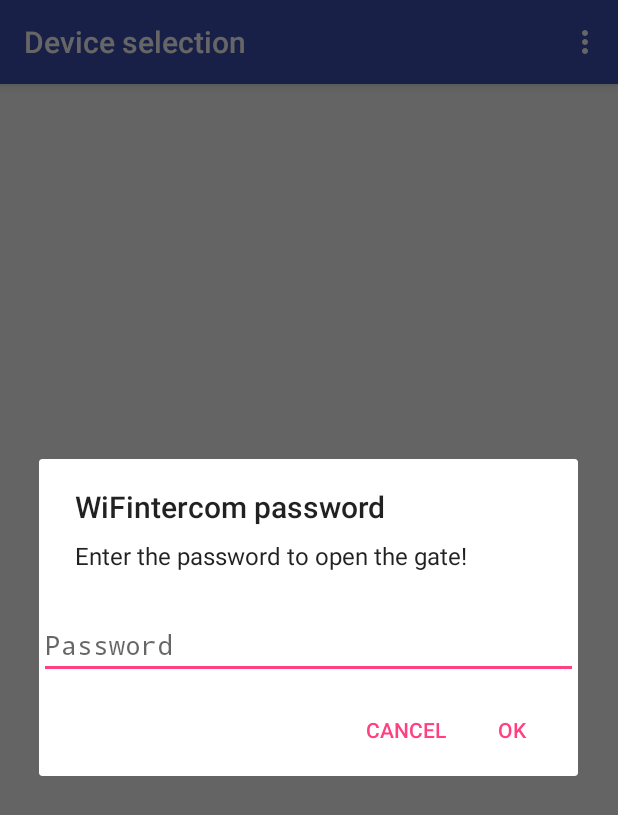
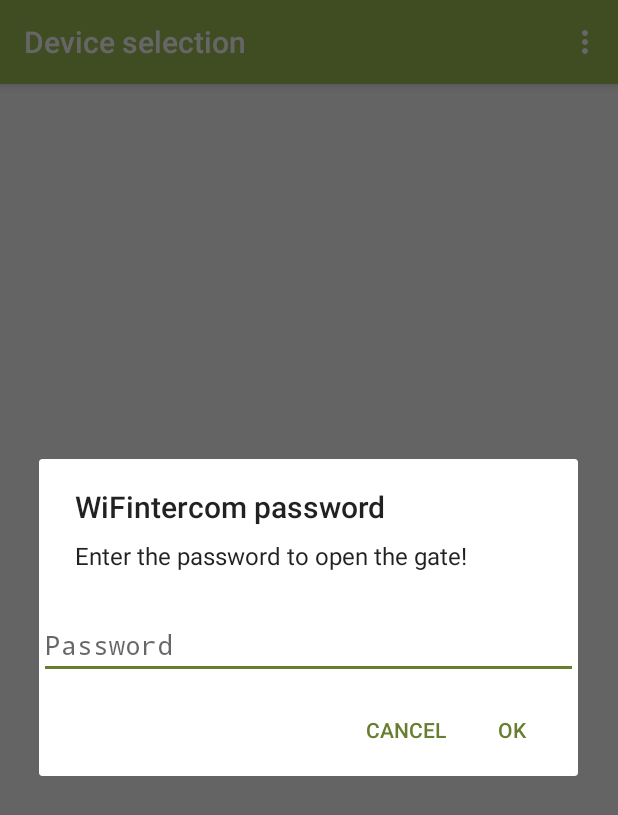
Before and after one commit to koincidencia/WiFintercom, an Android app: the screen it shows after launch (DeviceSelectionActivity), in the options menu, after a tap on "Set password", on a phone screen of 412 x 824 dp. Shown: the top 815 px of the screen. Run offline under Robolectric (Android 15) with nearby library versions, the phone set to English and light mode, and no system bars.

Commit message:
change color style

```diff
--- a/Android/app/src/main/res/values/colors.xml
+++ b/Android/app/src/main/res/values/colors.xml
@@ -1,6 +1,6 @@
 <?xml version="1.0" encoding="utf-8"?>
 <resources>
-    <color name="colorPrimary">#3F51B5</color>
-    <color name="colorPrimaryDark">#303F9F</color>
-    <color name="colorAccent">#FF4081</color>
+    <color name="colorPrimary">#A1C057</color>
+    <color name="colorPrimaryDark">#88A73F</color>
+    <color name="colorAccent">#677E30</color>
 </resources>
```
